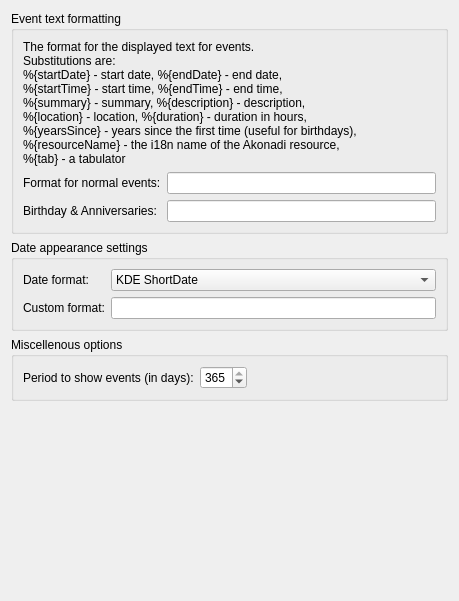
KDE/plasmoid-eventlist, file src/applet/eventappletformatconfig.ui: the form before one commit.
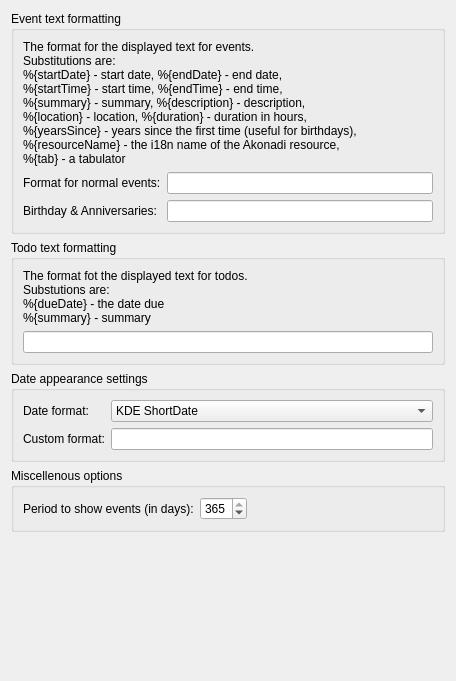
The form after the commit. Custom widgets are drawn as their Qt base class.

Commit message: basic support for todos

```diff
--- a/src/applet/eventappletformatconfig.ui
+++ b/src/applet/eventappletformatconfig.ui
@@ -6,15 +6,15 @@
    <rect>
     <x>0</x>
     <y>0</y>
-    <width>459</width>
-    <height>601</height>
+    <width>456</width>
+    <height>681</height>
    </rect>
   </property>
   <property name="windowTitle">
    <string>Form</string>
   </property>
-  <layout class="QGridLayout" name="gridLayout_3">
-   <item row="0" column="0">
+  <layout class="QVBoxLayout" name="verticalLayout_2">
+   <item>
     <widget class="QGroupBox" name="groupBox_2">
      <property name="title">
       <string>Event text formatting</string>
@@ -58,7 +58,29 @@
      </layout>
     </widget>
    </item>
-   <item row="1" column="0">
+   <item>
+    <widget class="QGroupBox" name="groupBox_4">
+     <property name="title">
+      <string>Todo text formatting</string>
+     </property>
+     <layout class="QVBoxLayout" name="verticalLayout">
+      <item>
+       <widget class="QLabel" name="label_7">
+        <property name="text">
+         <string>The format fot the displayed text for todos.
+Substutions are:
+%{dueDate} - the date due
+%{summary} - summary</string>
+        </property>
+       </widget>
+      </item>
+      <item>
+       <widget class="KLineEdit" name="todoEdit"/>
+      </item>
+     </layout>
+    </widget>
+   </item>
+   <item>
     <widget class="QGroupBox" name="groupBox">
      <property name="title">
       <string>Date appearance settings</string>
@@ -110,7 +132,7 @@
      </layout>
     </widget>
    </item>
-   <item row="2" column="0">
+   <item>
     <widget class="QGroupBox" name="groupBox_3">
      <property name="title">
       <string>Miscellenous options</string>
@@ -152,7 +174,7 @@
      </layout>
     </widget>
    </item>
-   <item row="3" column="0">
+   <item>
     <spacer name="verticalSpacer">
      <property name="orientation">
       <enum>Qt::Vertical</enum>
```
The commit also changes 6 other files.
